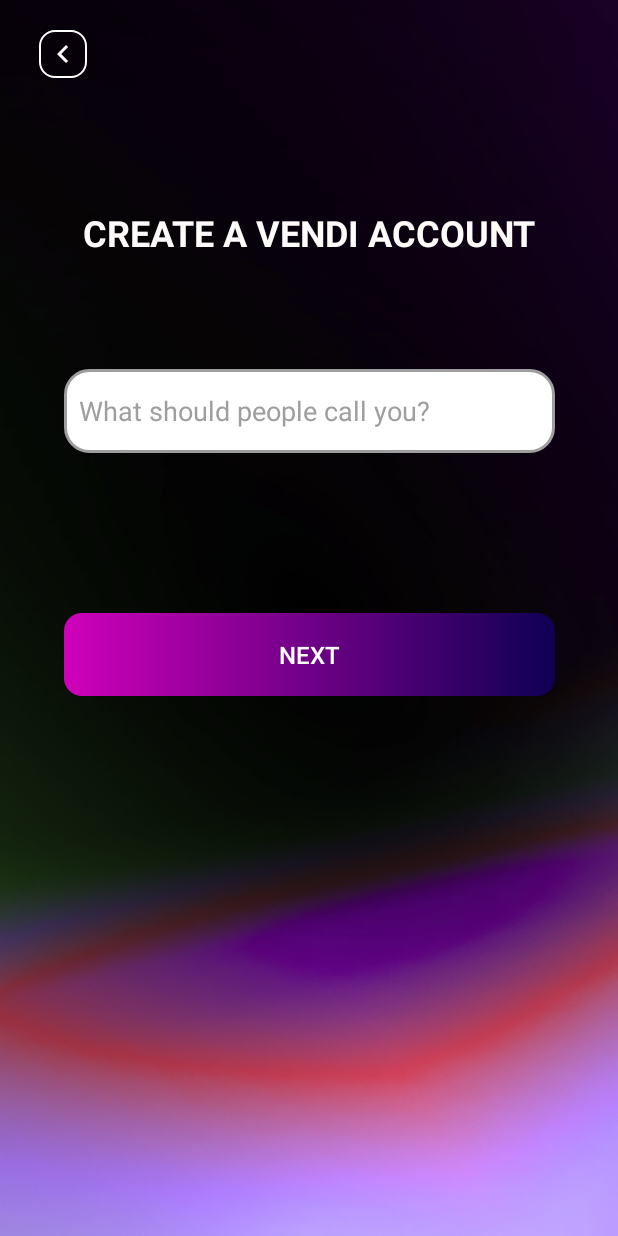
After one commit to JPPdp/VendiApp, an Android app: the RegistrationActivity screen opened directly, with no data from a screen before it, on a phone screen of 412 x 824 dp. The commit adds this screen. Run offline under Robolectric (Android 15) with nearby library versions, the phone set to English and light mode, and no system bars.

Commit message:
Registration UI Part 1

```diff
--- a/Vendi/app/src/main/AndroidManifest.xml
+++ b/Vendi/app/src/main/AndroidManifest.xml
@@ -13,6 +13,9 @@
         android:theme="@style/Theme.VendiApp"
         tools:targetApi="31">
         <activity
+            android:name=".RegistrationActivity"
+            android:exported="false" />
+        <activity
             android:name=".MainActivity"
             android:exported="true">
             <intent-filter>
--- a/Vendi/app/src/main/java/com/example/vendiapp/MainActivity.kt
+++ b/Vendi/app/src/main/java/com/example/vendiapp/MainActivity.kt
@@ -1,20 +1,23 @@
 package com.example.vendiapp
 
+import android.content.Intent
 import android.os.Bundle
-import androidx.activity.enableEdgeToEdge
+import android.widget.Button
 import androidx.appcompat.app.AppCompatActivity
-import androidx.core.view.ViewCompat
-import androidx.core.view.WindowInsetsCompat
+
 
 class MainActivity : AppCompatActivity() {
     override fun onCreate(savedInstanceState: Bundle?) {
         super.onCreate(savedInstanceState)
-        enableEdgeToEdge()
         setContentView(R.layout.activity_main)
-        ViewCompat.setOnApplyWindowInsetsListener(findViewById(R.id.main)) { v, insets ->
-            val systemBars = insets.getInsets(WindowInsetsCompat.Type.systemBars())
-            v.setPadding(systemBars.left, systemBars.top, systemBars.right, systemBars.bottom)
-            insets
+
+        val btnRegister = findViewById<Button>(R.id.btnRegister)
+
+        btnRegister.setOnClickListener{
+            val registerIntent = Intent(this, RegistrationActivity::class.java)
+            startActivity(registerIntent)
+            finish()
         }
+
     }
 }
--- /dev/null
+++ b/Vendi/app/src/main/java/com/example/vendiapp/RegistrationActivity.kt
@@ -0,0 +1,20 @@
+package com.example.vendiapp
+
+import android.os.Bundle
+import androidx.activity.enableEdgeToEdge
+import androidx.appcompat.app.AppCompatActivity
+import androidx.core.view.ViewCompat
+import androidx.core.view.WindowInsetsCompat
+
+class RegistrationActivity : AppCompatActivity() {
+    override fun onCreate(savedInstanceState: Bundle?) {
+        super.onCreate(savedInstanceState)
+        enableEdgeToEdge()
+        setContentView(R.layout.activity_registration)
+        ViewCompat.setOnApplyWindowInsetsListener(findViewById(R.id.main)) { v, insets ->
+            val systemBars = insets.getInsets(WindowInsetsCompat.Type.systemBars())
+            v.setPadding(systemBars.left, systemBars.top, systemBars.right, systemBars.bottom)
+            insets
+        }
+    }
+}
--- /dev/null
+++ b/Vendi/app/src/main/res/drawable/baseline_chevron_left_24.xml
@@ -0,0 +1,5 @@
+<vector xmlns:android="http://schemas.android.com/apk/res/android" android:height="24dp" android:tint="#FFFFFF" android:viewportHeight="24" android:viewportWidth="24" android:width="24dp">
+
+    <path android:fillColor="@android:color/white" android:pathData="M15.41,7.41L14,6l-6,6 6,6 1.41,-1.41L10.83,12z"/>
+
+</vector>
--- /dev/null
+++ b/Vendi/app/src/main/res/drawable/border.xml
@@ -0,0 +1,12 @@
+<shape xmlns:android="http://schemas.android.com/apk/res/android"
+    android:shape="rectangle">
+
+    <!-- Border Color and Thickness -->
+    <stroke android:width="1dp" android:color="#FFFFFF"/>
+
+    <!-- Background Color -->
+    <solid android:color="@color/trans"/>
+
+    <!-- Optional: Rounded Corners -->
+    <corners android:radius="10dp"/>
+</shape>
--- /dev/null
+++ b/Vendi/app/src/main/res/drawable/button_gradient.xml
@@ -0,0 +1,14 @@
+<shape xmlns:android="http://schemas.android.com/apk/res/android"
+    android:shape="rectangle">
+
+    <!-- Linear Gradient Colors -->
+    <gradient
+        android:angle="0"
+        android:startColor="#D000BB"
+        android:endColor="#0F0053"
+        android:type="linear" />
+
+    <!-- Rounded Corners -->
+    <corners android:radius="12dp"/>
+
+</shape>
--- /dev/null
+++ b/Vendi/app/src/main/res/drawable/rounded_border.xml
@@ -0,0 +1,22 @@
+<?xml version="1.0" encoding="utf-8"?>
+<shape xmlns:android="http://schemas.android.com/apk/res/android"
+    android:shape="rectangle">
+
+    <!-- Background color -->
+    <solid android:color="#FFFFFF"/>
+
+    <!-- Rounded corners -->
+    <corners android:radius="16dp"/>
+
+    <!-- Border color and size -->
+    <stroke
+        android:width="2dp"
+        android:color="#9E9E9E"/>
+
+    <!-- Optional: Inner padding -->
+    <padding
+        android:left="10dp"
+        android:top="10dp"
+        android:right="10dp"
+        android:bottom="10dp"/>
+</shape>
--- a/Vendi/app/src/main/res/layout/activity_main.xml
+++ b/Vendi/app/src/main/res/layout/activity_main.xml
@@ -7,10 +7,11 @@
     android:layout_height="match_parent"
     tools:context=".MainActivity">
 
-    <TextView
+    <Button
+        android:id="@+id/btnRegister"
         android:layout_width="wrap_content"
         android:layout_height="wrap_content"
-        android:text="Hello World!"
+        android:text="Create Account"
         app:layout_constraintBottom_toBottomOf="parent"
         app:layout_constraintEnd_toEndOf="parent"
         app:layout_constraintStart_toStartOf="parent"
--- /dev/null
+++ b/Vendi/app/src/main/res/layout/activity_registration.xml
@@ -0,0 +1,98 @@
+<?xml version="1.0" encoding="utf-8"?>
+<androidx.constraintlayout.widget.ConstraintLayout xmlns:android="http://schemas.android.com/apk/res/android"
+    xmlns:app="http://schemas.android.com/apk/res-auto"
+    xmlns:tools="http://schemas.android.com/tools"
+    android:id="@+id/main"
+    android:layout_width="match_parent"
+    android:layout_height="match_parent"
+    android:background="@drawable/bgvendi"
+    tools:context=".RegistrationActivity">
+
+    <RelativeLayout
+        android:id="@+id/relativeLayout"
+        android:layout_width="360dp"
+        android:layout_height="56dp"
+        android:layout_marginTop="8dp"
+        app:layout_constraintEnd_toEndOf="parent"
+        app:layout_constraintHorizontal_bias="0.5"
+        app:layout_constraintStart_toStartOf="parent"
+        app:layout_constraintTop_toTopOf="parent">
+
+        <LinearLayout
+            android:id="@+id/llBack"
+            android:layout_width="32dp"
+            android:layout_height="32dp"
+            android:layout_centerVertical="true"
+            android:background="@drawable/border"
+            android:gravity="center"
+            android:orientation="vertical">
+
+            <ImageView
+                android:layout_width="24dp"
+                android:layout_height="24dp"
+                android:contentDescription="For back"
+                android:src="@drawable/baseline_chevron_left_24" />
+
+        </LinearLayout>
+
+    </RelativeLayout>
+
+    <androidx.constraintlayout.widget.ConstraintLayout
+        android:id="@+id/constraintLayout"
+        android:layout_width="match_parent"
+        android:layout_height="400dp"
+        app:layout_constraintEnd_toEndOf="parent"
+        app:layout_constraintHorizontal_bias="0.5"
+        app:layout_constraintStart_toStartOf="parent"
+        app:layout_constraintTop_toBottomOf="@+id/relativeLayout">
+
+        <TextView
+            android:id="@+id/textView"
+            android:layout_width="wrap_content"
+            android:layout_height="wrap_content"
+            android:background="@color/trans"
+            android:text="CREATE A VENDI ACCOUNT"
+            android:textColor="@color/textcolor"
+            android:textSize="24sp"
+            android:textStyle="bold"
+            app:layout_constraintBottom_toTopOf="@+id/etCall"
+            app:layout_constraintEnd_toEndOf="parent"
+            app:layout_constraintHorizontal_bias="0.5"
+            app:layout_constraintStart_toStartOf="parent"
+            app:layout_constraintTop_toTopOf="parent"
+            app:layout_constraintVertical_bias="0.5" />
+
+        <EditText
+            android:id="@+id/etCall"
+            android:layout_width="327dp"
+            android:layout_height="56dp"
+            android:layout_marginBottom="32dp"
+            android:background="@drawable/rounded_border"
+            android:gravity="start|center_vertical"
+            android:hint="What should people call you?"
+            android:paddingStart="10dp"
+            android:paddingEnd="10dp"
+            android:inputType="text"
+            android:autofillHints="username"
+            android:textColorHint="@color/grey"
+            app:layout_constraintBottom_toTopOf="@+id/btnNext"
+            app:layout_constraintEnd_toEndOf="@+id/textView"
+            app:layout_constraintStart_toStartOf="@id/textView"
+            app:layout_constraintTop_toBottomOf="@+id/textView"
+            app:layout_constraintVertical_bias="0.5" />
+
+        <androidx.appcompat.widget.AppCompatButton
+            android:id="@+id/btnNext"
+            android:layout_width="327dp"
+            android:layout_height="55dp"
+            android:background="@drawable/button_gradient"
+            android:text="Next"
+            android:textColor="@color/white"
+            android:textSize="16sp"
+            app:layout_constraintBottom_toBottomOf="parent"
+            app:layout_constraintEnd_toEndOf="@id/etCall"
+            app:layout_constraintStart_toStartOf="@id/etCall" />
+
+    </androidx.constraintlayout.widget.ConstraintLayout>
+
+</androidx.constraintlayout.widget.ConstraintLayout>
--- a/Vendi/app/src/main/res/values/colors.xml
+++ b/Vendi/app/src/main/res/values/colors.xml
@@ -2,4 +2,8 @@
 <resources>
     <color name="black">#FF000000</color>
     <color name="white">#FFFFFFFF</color>
+    <color name="trans">#00FFFFFF</color>
+    <color name="textcolor">#FFFBFB</color>
+    <color name="grey">#9E9E9E</color>
+
 </resources>
```
Also changed, not shown: Vendi/app/src/main/res/drawable/bgvendi.png (added).
